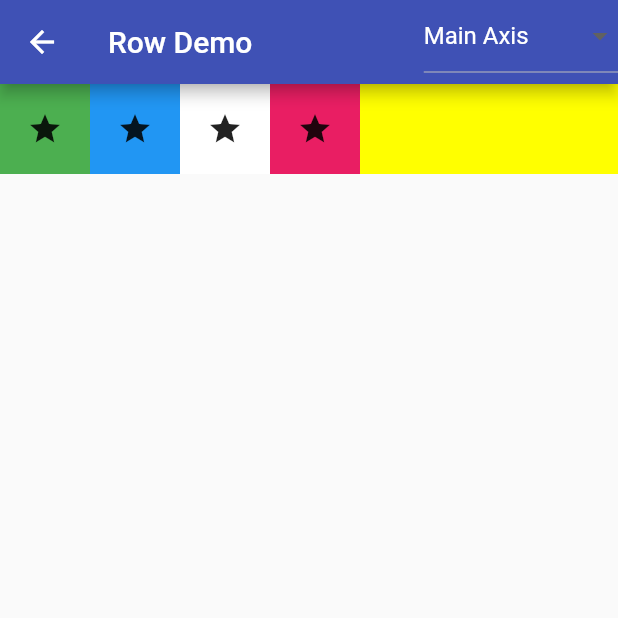
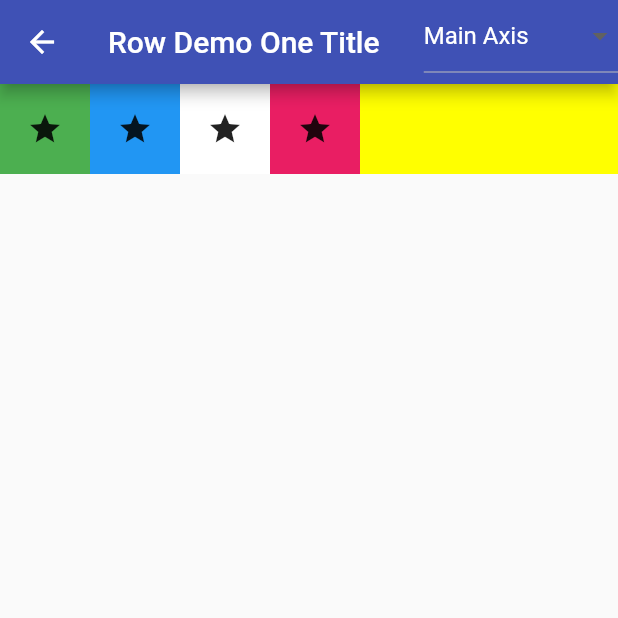
Before and after one commit to JaveedIshaq/flutterlayoutdemo, a Flutter app: the RowDemoOne screen opened directly, on a phone screen of 412 x 824 dp, the top half of it. Run offline on Flutter 3.47's test engine with Material 2 defaults, Android fonts, the phone set to English and light mode, and no system bars; missing offline and left inert: dart:html.

Commit message:
title updated

```diff
--- a/lib/row_demo_one.dart
+++ b/lib/row_demo_one.dart
@@ -27,7 +27,7 @@ class _RowDemoOneState extends State<RowDemoOne> {
   Widget build(BuildContext context) {
     return Scaffold(
       appBar: AppBar(
-        title: Text('Row Demo'),
+        title: Text('Row Demo One Title'),
         actions: [
           DropdownButton(
               hint: Text(
```
